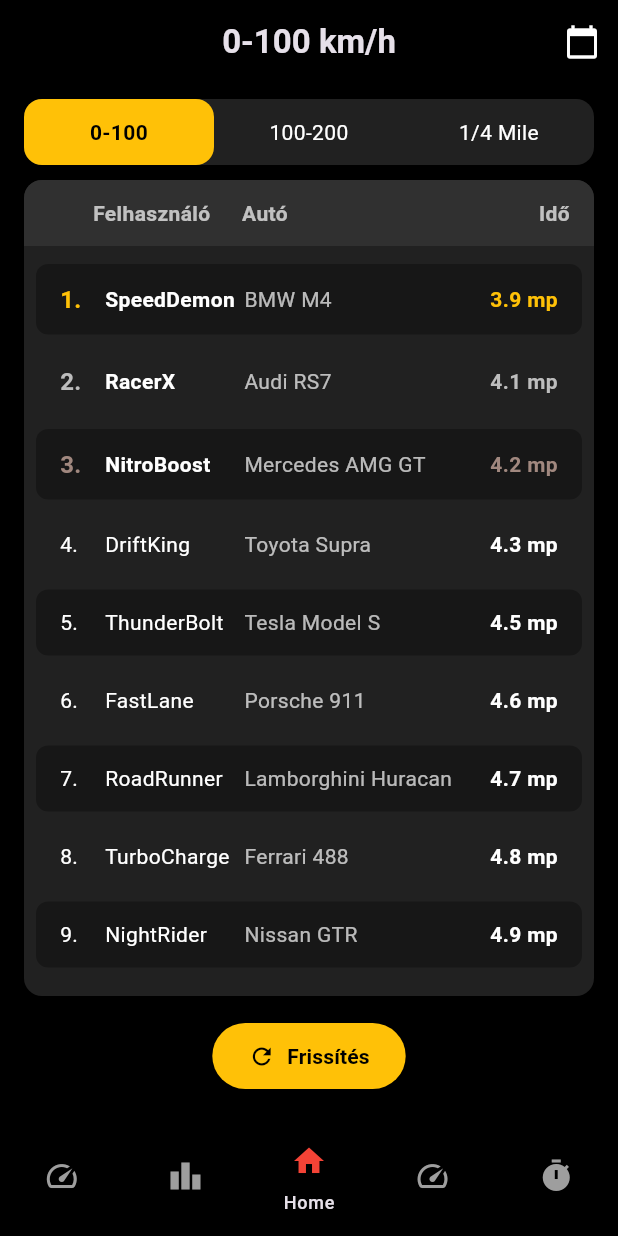
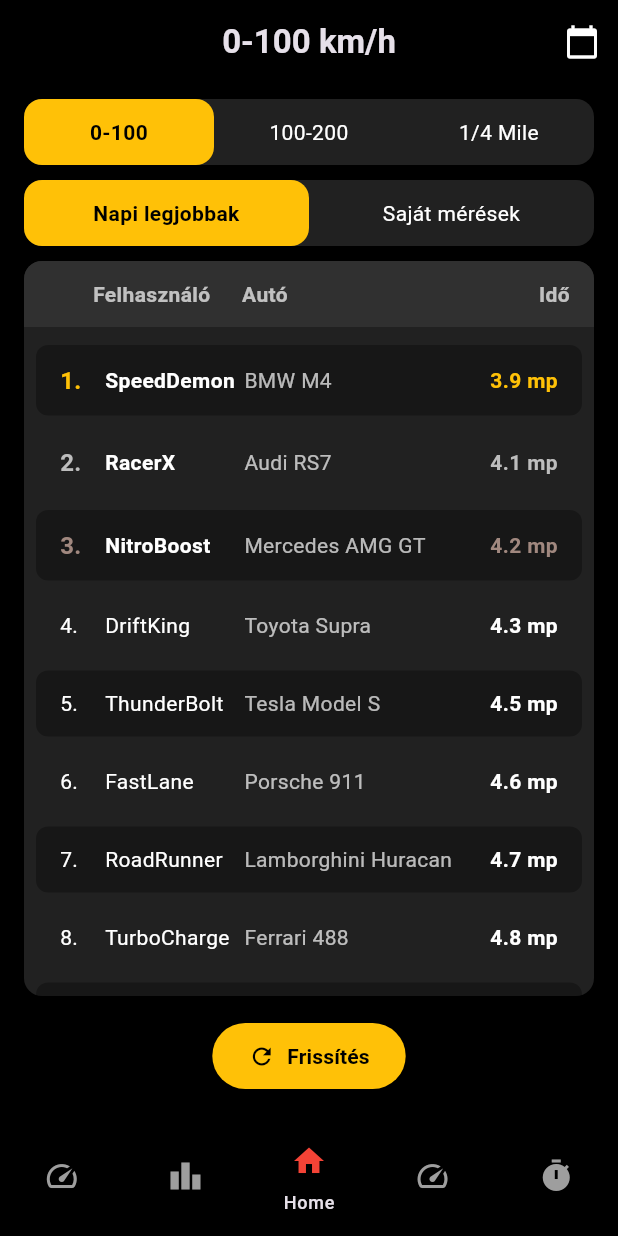
Before and after one commit to taalnorbert/dyno2, a Flutter app: the CompetitionsPage screen opened by its route, on a phone screen of 412 x 824 dp. Run offline on Flutter 3.47's test engine with Material 3 defaults, Android fonts, the phone set to English and light mode, and no system bars; our stand-ins replace cloud_firestore, firebase_auth, firebase_core, fluttertoast, geolocator, go_router and 5 more; accounts and stored records are empty; generated files the repository leaves out were written again.

Commit message:
FEATURE - 1/4 mérföldös mérés hozzáadása, competitions page saját mérések ui

```diff
--- a/lib/routes/router_config.dart
+++ b/lib/routes/router_config.dart
@@ -11,6 +11,7 @@ import '../login/login.dart';
 import '../speed_meter/profile_page.dart';
 import '../widgets/main_scaffold.dart';
 import '../signup/signup.dart';
+import '../speed_meter/Navbar/Pages/quarter_mile.dart';
 
 final GlobalKey<NavigatorState> _rootNavigator = GlobalKey(debugLabel: 'root');
 final GlobalKey<NavigatorState> _shellNavigator =
@@ -57,6 +58,10 @@ final router = GoRouter(
       path: '/hundred-to-twohundred',
       builder: (context, state) => const HundredToTwoHundred(),
     ),
+    GoRoute(
+      path: '/quarter-mile',
+      builder: (context, state) => const QuarterMile(),
+    ),
     ShellRoute(
       navigatorKey: _shellNavigator,
       builder: (context, state, child) {
--- a/lib/speed_meter/Navbar/Pages/competitions.dart
+++ b/lib/speed_meter/Navbar/Pages/competitions.dart
@@ -9,9 +9,10 @@ class CompetitionsPage extends StatefulWidget {
 
 class _CompetitionsPageState extends State<CompetitionsPage> {
   int _selectedLeaderboardType = 0; // 0: 0-100, 1: 100-200, 2: 1/4 mérföld
+  bool _showPersonalResults = false; // false: napi legjobbak, true: saját mérések
 
-  // Példa adatok a leaderboardhoz
-  final List<List<Map<String, dynamic>>> _leaderboardData = [
+  // Példa adatok a leaderboardhoz - napi legjobbak
+  final List<List<Map<String, dynamic>>> _dailyBestData = [
     // 0-100 adatok
     [
       {'username': 'SpeedDemon', 'car': 'BMW M4', 'time': 3.9},
@@ -83,18 +84,62 @@ class _CompetitionsPageState extends State<CompetitionsPage> {
     ],
   ];
 
+  // Példa adatok a saját mérésekhez
+  final List<List<Map<String, dynamic>>> _personalData = [
+    // 0-100 adatok
+    [
+      {'username': 'Te', 'car': 'BMW M3', 'time': 4.3},
+      {'username': 'Te', 'car': 'BMW M3', 'time': 4.5},
+      {'username': 'Te', 'car': 'Audi S4', 'time': 4.7},
+      {'username': 'Te', 'car': 'BMW M3', 'time': 4.8},
+      {'username': 'Te', 'car': 'Mercedes C63 AMG', 'time': 5.0},
+      {'username': 'Te', 'car': 'BMW M3', 'time': 5.1},
+      {'username': 'Te', 'car': 'Audi S4', 'time': 5.2},
+    ],
+    // 100-200 adatok
+    [
+      {'username': 'Te', 'car': 'BMW M3', 'time': 7.2},
+      {'username': 'Te', 'car': 'BMW M3', 'time': 7.4},
+      {'username': 'Te', 'car': 'Audi S4', 'time': 7.6},
+      {'username': 'Te', 'car': 'BMW M3', 'time': 7.8},
+      {'username': 'Te', 'car': 'Mercedes C63 AMG', 'time': 8.0},
+    ],
+    // 1/4 mérföld adatok
+    [
+      {'username': 'Te', 'car': 'BMW M3', 'time': 11.2},
+      {'username': 'Te', 'car': 'BMW M3', 'time': 11.4},
+      {'username': 'Te', 'car': 'Audi S4', 'time': 11.7},
+      {'username': 'Te', 'car': 'Mercedes C63 AMG', 'time': 11.9},
+      {'username': 'Te', 'car': 'BMW M3', 'time': 12.1},
+    ],
+  ];
+
+  // Aktív adatok kiválasztása
+  List<Map<String, dynamic>> get _activeData {
+    if (_showPersonalResults) {
+      return _personalData[_selectedLeaderboardType];
+    } else {
+      return _dailyBestData[_selectedLeaderboardType];
+    }
+  }
 
   String _getLeaderboardTitle() {
+    String baseTitle;
     switch (_selectedLeaderboardType) {
       case 0:
-        return "0-100 km/h";
+        baseTitle = "0-100 km/h";
+        break;
       case 1:
-        return "100-200 km/h";
+        baseTitle = "100-200 km/h";
+        break;
       case 2:
-        return "1/4 Mile";
+        baseTitle = "1/4 Mile";
+        break;
       default:
-        return "Versenyek";
+        baseTitle = "Versenyek";
     }
+
+    return baseTitle;
   }
 
   String _getTimeUnit() {
@@ -139,6 +184,22 @@ class _CompetitionsPageState extends State<CompetitionsPage> {
                 _buildCategoryButton(0, "0-100"),
                 _buildCategoryButton(1, "100-200"),
                 _buildCategoryButton(2, "1/4 Mile"),
+              ],
+            ),
+          ),
+
+          // Saját / Napi legjobbak választó
+          Container(
+            margin: EdgeInsets.only(bottom: 10, left: 16, right: 16),
+            decoration: BoxDecoration(
+              color: Colors.grey[900],
+              borderRadius: BorderRadius.circular(12),
+            ),
+            child: Row(
+              mainAxisAlignment: MainAxisAlignment.spaceEvenly,
+              children: [
+                _buildDataSourceButton(false, "Napi legjobbak"),
+                _buildDataSourceButton(true, "Saját mérések"),
               ],
             ),
           ),
@@ -203,11 +264,18 @@ class _CompetitionsPageState extends State<CompetitionsPage> {
 
                   // Lista elemek
                   Expanded(
-                    child: ListView.builder(
+                    child: _activeData.isEmpty
+                        ? Center(
+                            child: Text(
+                              "Nincs megjeleníthető adat",
+                              style: TextStyle(color: Colors.white70),
+                            ),
+                          )
+                        : ListView.builder(
                             padding: EdgeInsets.symmetric(vertical: 8),
-                      itemCount: _leaderboardData[_selectedLeaderboardType].length,
+                            itemCount: _activeData.length,
                             itemBuilder: (context, index) {
-                        final item = _leaderboardData[_selectedLeaderboardType][index];
+                              final item = _activeData[index];
                               return _buildLeaderboardItem(index, item);
                             },
                           ),
@@ -277,9 +345,39 @@ class _CompetitionsPageState extends State<CompetitionsPage> {
     );
   }
 
+  Widget _buildDataSourceButton(bool isPersonal, String title) {
+    final isSelected = _showPersonalResults == isPersonal;
+
+    return Expanded(
+      child: InkWell(
+        onTap: () {
+          setState(() {
+            _showPersonalResults = isPersonal;
+          });
+        },
+        child: Container(
+          padding: EdgeInsets.symmetric(vertical: 12),
+          decoration: BoxDecoration(
+            color: isSelected ? Colors.amber : Colors.transparent,
+            borderRadius: BorderRadius.circular(12),
+          ),
+          child: Text(
+            title,
+            textAlign: TextAlign.center,
+            style: TextStyle(
+              color: isSelected ? Colors.black : Colors.white,
+              fontWeight: isSelected ? FontWeight.bold : FontWeight.normal,
+            ),
+          ),
+        ),
+      ),
+    );
+  }
+
   Widget _buildLeaderboardItem(int index, Map<String, dynamic> item) {
-    // Első három helyezett színei
+    // Első három helyezett színei - csak a napi legjobbaknál
     Color? rankColor;
+    if (!_showPersonalResults) {
       if (index == 0) {
         rankColor = Colors.amber;  // Arany
       } else if (index == 1) {
@@ -287,18 +385,18 @@ class _CompetitionsPageState extends State<CompetitionsPage> {
       } else if (index == 2) {
         rankColor = Colors.brown[300];  // Bronz
       }
+    }
 
     return Container(
       margin: EdgeInsets.symmetric(vertical: 4, horizontal: 8),
       decoration: BoxDecoration(
-        // ignore: deprecated_member_use
         color: index % 2 == 0 ? Colors.black.withOpacity(0.3) : Colors.transparent,
         borderRadius: BorderRadius.circular(8),
       ),
       padding: EdgeInsets.symmetric(vertical: 12, horizontal: 16),
       child: Row(
         children: [
-          // Helyezés
+          // Helyezés vagy mérés száma
           SizedBox(
             width: 30,
             child: Text(
@@ -317,8 +415,8 @@ class _CompetitionsPageState extends State<CompetitionsPage> {
             child: Text(
               item['username'],
               style: TextStyle(
-                color: Colors.white,
-                fontWeight: rankColor != null ? FontWeight.bold : FontWeight.normal,
+                color: _showPersonalResults ? Colors.amber : Colors.white,
+                fontWeight: rankColor != null || _showPersonalResults ? FontWeight.bold : FontWeight.normal,
               ),
               overflow: TextOverflow.ellipsis,
             ),
```
Also changed, not shown: lib/speed_meter/Navbar/Pages/quarter_mile.dart (added, +234 -0 lines), lib/speed_meter/widgets/Messages/success_message.dart (+33 -13 lines), lib/speed_meter/widgets/location_disabled_screen.dart (+7 -7 lines), lib/widgets/main_scaffold.dart (+17 -3 lines). Lines whose indentation alone changed are shown as unchanged.
